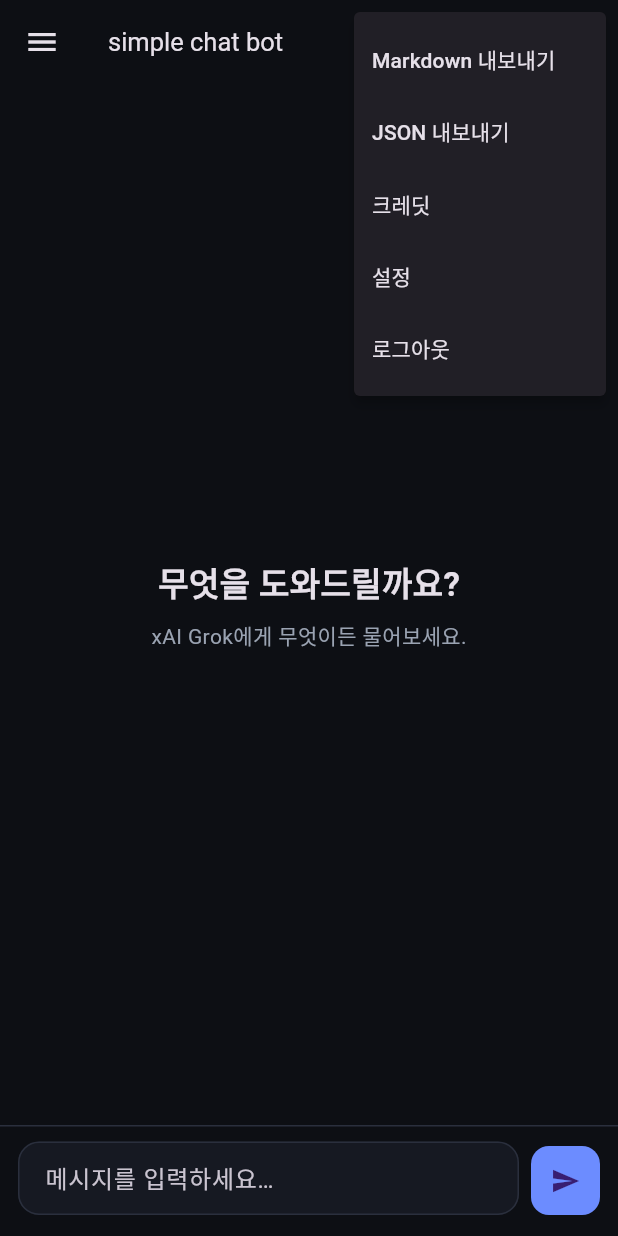
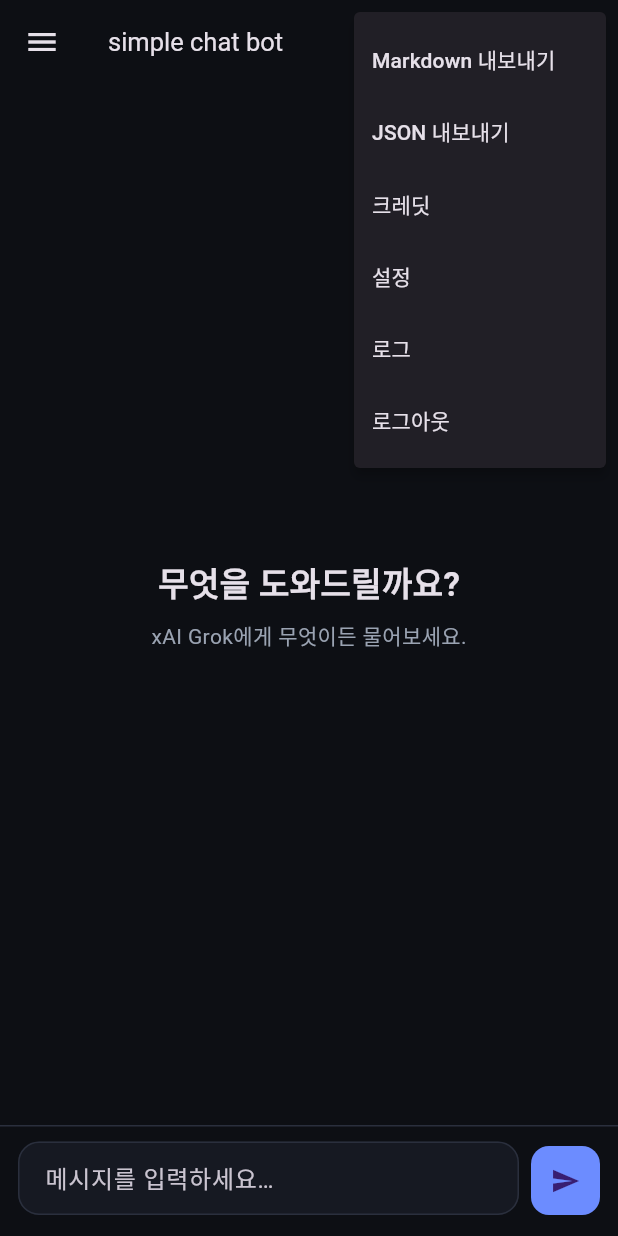
Before and after one commit to gunug/chat_grok, a Flutter app: the screen it shows once a user with an empty profile is signed in, after a tap on the "more vert" icon, on a phone screen of 412 x 824 dp. Run offline on Flutter 3.47's test engine with Material 3 defaults, Android fonts, the phone set to English and light mode, and no system bars; our stand-ins replace google_sign_in, share_plus, shared_preferences, supabase_flutter; accounts and stored records are empty; network calls fail.

Commit message:
Add in-app debug log (view + copy) to diagnose login
Release/Play builds have no console, so capture app logs in-app: a DebugLog
buffer fed by logD(), a DebugLogScreen to view + copy them, and instrumentation
of the Google sign-in flow (each step + exception code), auth-state changes, and
all uncaught Flutter/zone errors. Reachable from the login screen ("로그 보기")
and the chat menu ("로그").

Co-Authored-By: Claude Opus 4.8 (1M context) <noreply@anthropic.com>

```diff
--- a/lib/login_screen.dart
+++ b/lib/login_screen.dart
@@ -2,6 +2,7 @@ import 'package:flutter/material.dart';
 import 'package:google_sign_in/google_sign_in.dart';
 
 import 'supa.dart';
+import 'debug_log.dart';
 
 // Shown when there is no (non-anonymous) session. Google login is required so
 // credits attach to the account.
@@ -20,10 +21,13 @@ class _LoginScreenState extends State<LoginScreen> {
       await signInWithGoogle();
       // 성공하면 AuthGate가 onAuthStateChange로 ChatScreen으로 전환.
     } on GoogleSignInException catch (e) {
+      logD('GoogleSignInException: code=${e.code.name} desc=${e.description}');
       if (e.code != GoogleSignInExceptionCode.canceled && mounted) {
         _snack('로그인 실패: ${e.code.name}');
       }
-    } catch (e) {
+    } catch (e, st) {
+      logD('login error: $e');
+      logD('$st');
       if (mounted) _snack('로그인 실패: $e');
     } finally {
       if (mounted) setState(() => _busy = false);
@@ -74,6 +78,17 @@ class _LoginScreenState extends State<LoginScreen> {
               const SizedBox(height: 16),
               const Text('크레딧은 로그인한 계정에 귀속됩니다.',
                   style: TextStyle(fontSize: 12, color: Color(0xFF5A6373))),
+              const SizedBox(height: 24),
+              TextButton.icon(
+                onPressed: () => Navigator.push(
+                  context,
+                  MaterialPageRoute(builder: (_) => const DebugLogScreen()),
+                ),
+                icon: const Icon(Icons.bug_report_outlined, size: 18),
+                label: const Text('로그 보기'),
+                style: TextButton.styleFrom(
+                    foregroundColor: const Color(0xFF9AA3B2)),
+              ),
             ],
           ),
         ),
--- a/lib/main.dart
+++ b/lib/main.dart
@@ -11,19 +11,32 @@ import 'settings_screen.dart';
 import 'credits_screen.dart';
 import 'credits.dart';
 import 'login_screen.dart';
+import 'debug_log.dart';
 import 'supa.dart';
 
 final store = Store();
 
 Future<void> main() async {
+  runZonedGuarded(() async {
     WidgetsFlutterBinding.ensureInitialized();
+    // 모든 Flutter/비동기 예외를 인앱 로그로 잡는다.
+    FlutterError.onError = (details) {
+      logD('FlutterError: ${details.exceptionAsString()}');
+      FlutterError.presentError(details);
+    };
+    logD('app start');
     await store.init();
     try {
       await initSupabase(store.supabaseUrl, store.anonKey);
-  } catch (_) {
-    // 네트워크 문제 시에도 앱은 뜬다(로그인 화면에서 재시도).
+      logD('supabase init ok');
+    } catch (e) {
+      logD('supabase init FAIL: $e');
     }
     runApp(const GrokApp());
+  }, (e, st) {
+    logD('Uncaught: $e');
+    logD('$st');
+  });
 }
 
 const _bg = Color(0xFF0D0F14);
@@ -74,7 +87,10 @@ class _AuthGateState extends State<AuthGate> {
     if (u != null && u.isAnonymous) {
       Supabase.instance.client.auth.signOut();
     }
-    _sub = Supabase.instance.client.auth.onAuthStateChange.listen((_) {
+    _sub = Supabase.instance.client.auth.onAuthStateChange.listen((data) {
+      final u = data.session?.user;
+      logD('authState: ${data.event} user=${u?.id ?? "null"} '
+          'anon=${u?.isAnonymous ?? "-"} email=${u?.email ?? "-"}');
       if (mounted) setState(() {});
     });
   }
@@ -87,7 +103,9 @@ class _AuthGateState extends State<AuthGate> {
 
   @override
   Widget build(BuildContext context) {
-    return isLoggedIn ? const ChatScreen() : const LoginScreen();
+    final logged = isLoggedIn;
+    logD('AuthGate build: loggedIn=$logged');
+    return logged ? const ChatScreen() : const LoginScreen();
   }
 }
 
@@ -227,6 +245,11 @@ class _ChatScreenState extends State<ChatScreen> {
     );
   }
 
+  void _openLogs() => Navigator.push(
+        context,
+        MaterialPageRoute(builder: (_) => const DebugLogScreen()),
+      );
+
   Future<void> _logout() async {
     await signOut(); // AuthGate가 로그인 화면으로 전환.
   }
@@ -280,6 +303,7 @@ class _ChatScreenState extends State<ChatScreen> {
               if (v == 'json') _export(true);
               if (v == 'credits') _openCredits();
               if (v == 'settings') _openSettings();
+              if (v == 'logs') _openLogs();
               if (v == 'logout') _logout();
             },
             itemBuilder: (_) => const [
@@ -287,6 +311,7 @@ class _ChatScreenState extends State<ChatScreen> {
               PopupMenuItem(value: 'json', child: Text('JSON 내보내기')),
               PopupMenuItem(value: 'credits', child: Text('크레딧')),
               PopupMenuItem(value: 'settings', child: Text('설정')),
+              PopupMenuItem(value: 'logs', child: Text('로그')),
               PopupMenuItem(value: 'logout', child: Text('로그아웃')),
             ],
           ),
```
Also changed, not shown: lib/debug_log.dart (added, +78 -0 lines), lib/supa.dart (+10 -1 lines). Lines whose indentation alone changed are shown as unchanged.
